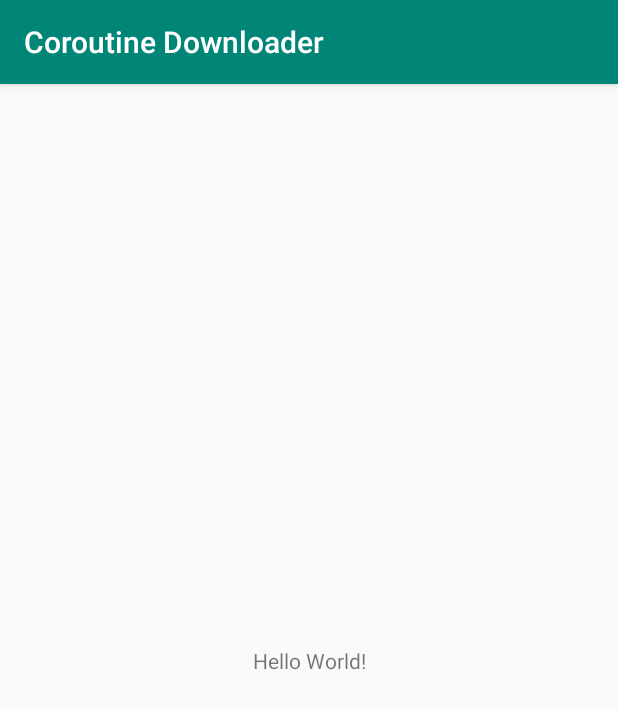
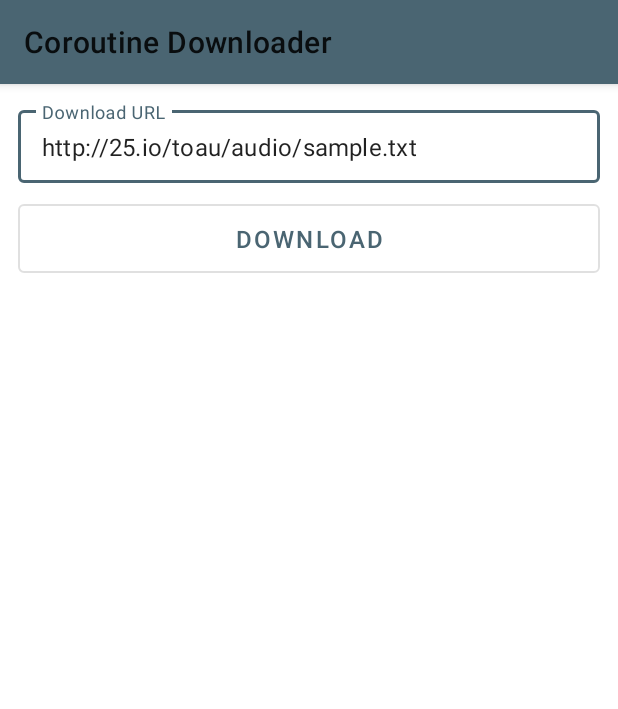
Before and after one commit to nikhilbansal97/CoroutineDownloader, an Android app: the screen it shows after launch (MainActivity), on a phone screen of 412 x 824 dp. Shown: the top 709 px of the screen. Run offline under Robolectric (Android 15) with nearby library versions, the phone set to English and light mode, and no system bars; our stand-ins replace Timber.

Commit message:
Add: 1. Material Components 2. Basic logic to read a stream of bytes from network source and write into file in a buffered way.

```diff
--- a/app/src/main/java/com/app/nikhil/coroutinedownloader/MainActivity.kt
+++ /dev/null
@@ -1,14 +0,0 @@
-package com.app.nikhil.coroutinedownloader
-
-import androidx.appcompat.app.AppCompatActivity
-import android.os.Bundle
-
-class MainActivity : AppCompatActivity() {
-
-  override fun onCreate(savedInstanceState: Bundle?) {
-    super.onCreate(savedInstanceState)
-    setContentView(R.layout.activity_main)
-
-
-  }
-}
--- /dev/null
+++ b/app/src/main/java/com/app/nikhil/coroutinedownloader/MainApplication.kt
@@ -0,0 +1,20 @@
+package com.app.nikhil.coroutinedownloader
+
+import android.app.Application
+import timber.log.Timber
+import timber.log.Timber.DebugTree
+
+class MainApplication : Application() {
+
+  override fun onCreate() {
+    super.onCreate()
+
+    initTimber()
+  }
+
+  private fun initTimber() {
+    if (BuildConfig.DEBUG) {
+      Timber.plant(DebugTree())
+    }
+  }
+}
--- /dev/null
+++ b/app/src/main/java/com/app/nikhil/coroutinedownloader/base/BaseActivity.kt
@@ -0,0 +1,38 @@
+package com.app.nikhil.coroutinedownloader.base
+
+import android.os.Build.VERSION
+import android.os.Build.VERSION_CODES
+import android.os.Bundle
+import android.os.Environment
+import androidx.appcompat.app.AppCompatActivity
+import androidx.core.content.ContextCompat
+import com.app.nikhil.coroutinedownloader.utils.Constants
+import com.app.nikhil.coroutinedownloader.utils.Constants.REQUEST_CODE_EXTERNAL_PERMISSIONS
+import com.app.nikhil.coroutinedownloader.utils.Downloader
+import kotlinx.coroutines.CoroutineScope
+import kotlinx.coroutines.Dispatchers
+import kotlinx.coroutines.plus
+
+abstract class BaseActivity : AppCompatActivity() {
+
+  abstract fun getLayoutId(): Int
+
+  override fun onCreate(savedInstanceState: Bundle?) {
+    super.onCreate(savedInstanceState)
+    setContentView(getLayoutId())
+
+    if (externalStoragePresent()) {
+      requestStoragePermission()
+    }
+  }
+
+  private fun requestStoragePermission() {
+    if (VERSION.SDK_INT >= VERSION_CODES.M) {
+      requestPermissions(arrayOf(android.Manifest.permission.WRITE_EXTERNAL_STORAGE), REQUEST_CODE_EXTERNAL_PERMISSIONS)
+    }
+  }
+
+  private fun externalStoragePresent(): Boolean {
+    return Environment.getExternalStorageState() == Environment.MEDIA_MOUNTED
+  }
+}
--- /dev/null
+++ b/app/src/main/java/com/app/nikhil/coroutinedownloader/main/MainActivity.kt
@@ -0,0 +1,30 @@
+package com.app.nikhil.coroutinedownloader.main
+
+import android.os.Bundle
+import com.app.nikhil.coroutinedownloader.R
+import com.app.nikhil.coroutinedownloader.base.BaseActivity
+import com.app.nikhil.coroutinedownloader.utils.Downloader
+import com.app.nikhil.coroutinedownloader.utils.FileUtils
+import kotlinx.android.synthetic.main.activity_main.downloadButton
+import kotlinx.android.synthetic.main.activity_main.textInputUrl
+import kotlinx.coroutines.CoroutineScope
+import kotlinx.coroutines.Dispatchers
+import kotlinx.coroutines.cancel
+import kotlinx.coroutines.plus
+import java.io.File
+
+class MainActivity : BaseActivity() {
+
+  override fun getLayoutId(): Int = R.layout.activity_main
+
+  private val downloader = Downloader(CoroutineScope(Dispatchers.IO), this)
+
+  override fun onCreate(savedInstanceState: Bundle?) {
+    super.onCreate(savedInstanceState)
+
+    downloadButton.setOnClickListener {
+      textInputUrl.editText?.text?.toString()
+          ?.let { url -> downloader.downloadFile(url) }
+    }
+  }
+}
--- /dev/null
+++ b/app/src/main/java/com/app/nikhil/coroutinedownloader/utils/Constants.kt
@@ -0,0 +1,5 @@
+package com.app.nikhil.coroutinedownloader.utils
+
+object Constants {
+  const val REQUEST_CODE_EXTERNAL_PERMISSIONS = 1001
+}
--- a/app/src/main/res/layout/activity_main.xml
+++ b/app/src/main/res/layout/activity_main.xml
@@ -1,21 +1,36 @@
 <?xml version="1.0" encoding="utf-8"?>
-<androidx.constraintlayout.widget.ConstraintLayout
+<LinearLayout
     xmlns:android="http://schemas.android.com/apk/res/android"
-    xmlns:app="http://schemas.android.com/apk/res-auto"
     xmlns:tools="http://schemas.android.com/tools"
     android:layout_width="match_parent"
     android:layout_height="match_parent"
-    tools:context=".MainActivity"
-    >
+    tools:context=".main.MainActivity"
+    android:orientation="vertical"
+    android:padding="@dimen/dimen_12dp">
 
-  <TextView
-      android:layout_width="wrap_content"
+  <com.google.android.material.textfield.TextInputLayout
+      android:id="@+id/textInputUrl"
+      android:layout_width="match_parent"
       android:layout_height="wrap_content"
-      android:text="Hello World!"
-      app:layout_constraintBottom_toBottomOf="parent"
-      app:layout_constraintLeft_toLeftOf="parent"
-      app:layout_constraintRight_toRightOf="parent"
-      app:layout_constraintTop_toTopOf="parent"
-      />
+      android:hint="@string/download_url"
+      style="@style/Widget.MaterialComponents.TextInputLayout.OutlinedBox.Dense"
+      >
 
-</androidx.constraintlayout.widget.ConstraintLayout>
+    <com.google.android.material.textfield.TextInputEditText
+        android:layout_width="match_parent"
+        android:layout_height="wrap_content"
+        android:text="@string/sample_url"/>
+
+  </com.google.android.material.textfield.TextInputLayout>
+
+  <Button
+      android:id="@+id/downloadButton"
+      android:layout_width="match_parent"
+      android:layout_height="wrap_content"
+      android:textSize="@dimen/dimen_16sp"
+      android:layout_marginTop="@dimen/dimen_8dp"
+      android:text="@string/download"
+      android:padding="@dimen/dimen_12dp"
+      style="@style/Widget.MaterialComponents.Button.OutlinedButton"/>
+
+</LinearLayout>
--- a/app/src/main/res/values/colors.xml
+++ b/app/src/main/res/values/colors.xml
@@ -1,6 +1,6 @@
 <?xml version="1.0" encoding="utf-8"?>
 <resources>
-    <color name="colorPrimary">#008577</color>
-    <color name="colorPrimaryDark">#00574B</color>
-    <color name="colorAccent">#D81B60</color>
+    <color name="colorPrimary">#4A6572</color>
+    <color name="colorPrimaryDark">#344955</color>
+    <color name="colorAccent">#F9AA33</color>
 </resources>
--- /dev/null
+++ b/app/src/main/res/values/dimens.xml
@@ -0,0 +1,7 @@
+<?xml version="1.0" encoding="utf-8"?>
+<resources>
+  <dimen name="dimen_16dp">16dp</dimen>
+  <dimen name="dimen_8dp">8dp</dimen>
+  <dimen name="dimen_12dp">12dp</dimen>
+  <dimen name="dimen_16sp">16sp</dimen>
+</resources>
--- a/app/src/main/res/values/strings.xml
+++ b/app/src/main/res/values/strings.xml
@@ -1,3 +1,6 @@
 <resources>
     <string name="app_name">Coroutine Downloader</string>
+    <string name="download_url">Download URL</string>
+    <string name="download">Download</string>
+    <string name="sample_url">http://25.io/toau/audio/sample.txt</string>
 </resources>
--- a/app/src/main/res/values/styles.xml
+++ b/app/src/main/res/values/styles.xml
@@ -1,7 +1,7 @@
 <resources>
 
     <!-- Base application theme. -->
-    <style name="AppTheme" parent="Theme.AppCompat.Light.DarkActionBar">
+    <style name="AppTheme" parent="Theme.MaterialComponents.Light">
         <!-- Customize your theme here. -->
         <item name="colorPrimary">@color/colorPrimary</item>
         <item name="colorPrimaryDark">@color/colorPrimaryDark</item>
```
Also changed, not shown: app/build.gradle (+9 -3 lines), app/src/main/AndroidManifest.xml (+9 -3 lines), app/src/main/java/com/app/nikhil/coroutinedownloader/utils/Downloader.kt (added, +71 -0 lines), app/src/main/java/com/app/nikhil/coroutinedownloader/utils/FileUtils.kt (added, +36 -0 lines), build.gradle (+13 -7 lines).
